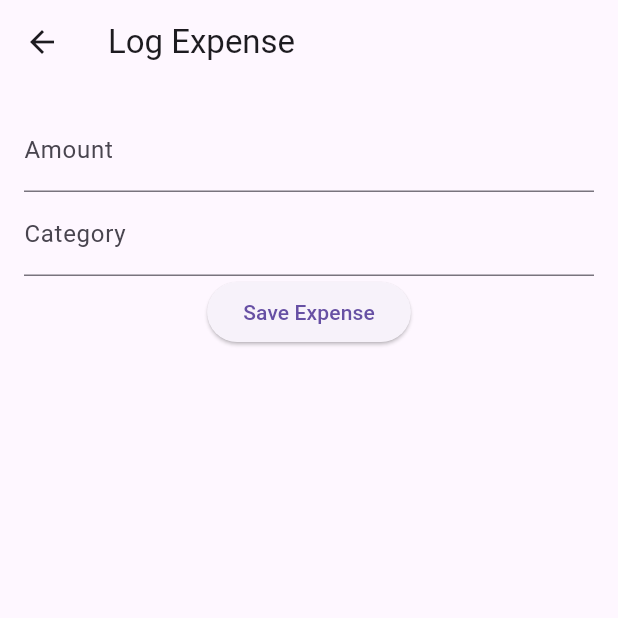
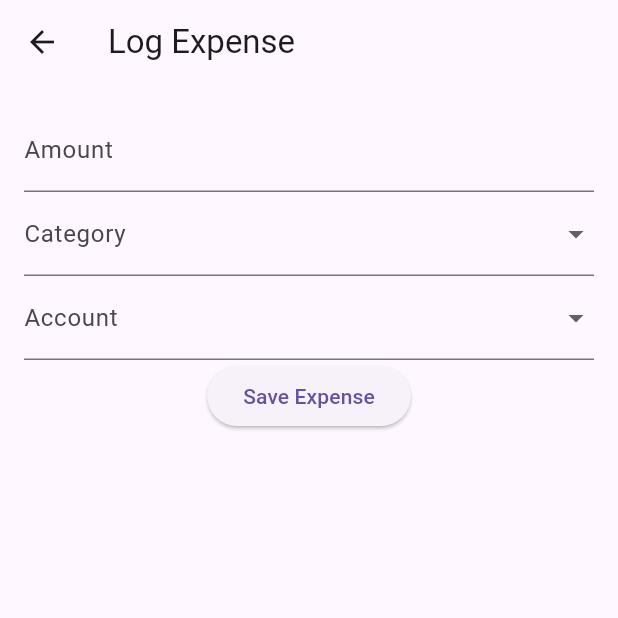
Before and after one commit to devilunraveled/phoneSE, a Flutter app: the ExpenseLogScreen screen opened directly, on a phone screen of 412 x 824 dp, the top half of it. Run offline on Flutter 3.47's test engine with Material 3 defaults, Android fonts, the phone set to English and light mode, and no system bars; our stand-ins replace fl_chart, flutter_secure_storage; missing offline and left inert: flutter_upi_india, mobile_scanner; accounts and stored records are empty.

Commit message:
accounts and category dropdown

```diff
--- a/phone_se_app/lib/screens/expense_log.dart
+++ b/phone_se_app/lib/screens/expense_log.dart
@@ -1,8 +1,123 @@
 import 'package:flutter/material.dart';
+
+class CategoryField extends StatelessWidget {
+  final TextEditingController controller;
+  final String? selectedCategory;
+
+  final List<String> categories;
+
+  const CategoryField({super.key, required this.controller, this.selectedCategory, required this.categories});
+
+  @override
+  Widget build(BuildContext context) {
+    return DropdownButtonFormField<String>(
+      decoration: InputDecoration(labelText: 'Category'),
+      items: [
+        DropdownMenuItem(value: '1', child: Text(categories[0])),
+        DropdownMenuItem(value: '2', child: Text(categories[1])),
+        DropdownMenuItem(value: '3', child: Text(categories[2])),
+        DropdownMenuItem(value: '0', child: Text('Add New Category')),
+      ],
+      onChanged: (value) {
+        if (value == 'Add New Category') {
+          // Show dialog to add new category
+          showDialog(
+            context: context,
+            builder: (context) {
+              return AlertDialog(
+                title: Text('Add New Category'),
+                content: TextField(
+                  controller: controller,
+                  decoration: InputDecoration(labelText: 'Category Name'),
+                ),
+                actions: [
+                  TextButton(
+                    onPressed: () {
+                      Navigator.pop(context);
+                    },
+                    child: Text('Cancel'),
+                  ),
+                  TextButton(
+                    onPressed: () {
+                      // Add the new category logic here
+                      Navigator.pop(context);
+                    },
+                    child: Text('Add'),
+                  ),
+                ],
+              );
+            },
+          );
+        } else {
+          controller.text = categories[int.parse(value!) - 1];
+        }
+      },
+    );
+  }
+}
+
+class AccountField extends StatelessWidget {
+  final TextEditingController controller;
+  final String? selectedAccount;
+
+  final List<String> accounts;
+
+  const AccountField({super.key, required this.controller, this.selectedAccount, required this.accounts});
+
+  @override
+  Widget build(BuildContext context) {
+    return DropdownButtonFormField<String>(
+      decoration: InputDecoration(labelText: 'Account'),
+      items: [
+        DropdownMenuItem(value: '1', child: Text(accounts[0])),
+        DropdownMenuItem(value: '2', child: Text(accounts[1])),
+        DropdownMenuItem(value: '0', child: Text('Add New Account')),
+      ],
+      onChanged: (value) {
+        if (value == 'Add New Account') {
+          // Show dialog to add new account
+          showDialog(
+            context: context,
+            builder: (context) {
+              return AlertDialog(
+                title: Text('Add New Account'),
+                content: TextField(
+                  controller: controller,
+                  decoration: InputDecoration(labelText: 'Account Name'),
+                ),
+                actions: [
+                  TextButton(
+                    onPressed: () {
+                      Navigator.pop(context);
+                    },
+                    child: Text('Cancel'),
+                  ),
+                  TextButton(
+                    onPressed: () {
+                      // Add the new account logic here
+                      Navigator.pop(context);
+                    },
+                    child: Text('Add'),
+                  ),
+                ],
+              );
+            },
+          );
+        } else {
+          controller.text = accounts[int.parse(value!) - 1];
+        }
+      },
+    );
+  }
+}
 
 class ExpenseLogScreen extends StatelessWidget {
   final TextEditingController amountController = TextEditingController();
   final TextEditingController categoryController = TextEditingController();
+  final TextEditingController accountController = TextEditingController();
+
+  List<String> categories = ['Food', 'Transport', 'Bills'];
+  List<String> accounts = ['Account 1', 'Account 2'];
 
   ExpenseLogScreen({super.key, this.amount});
 
@@ -16,13 +131,13 @@ class ExpenseLogScreen extends StatelessWidget {
         padding: const EdgeInsets.all(16.0),
         child: Column(
           children: [
-            // TextField(controller: amountController, decoration: InputDecoration(labelText: 'Amount'), keyboardType: TextInputType.number),
             TextField(
               controller: amountController..text = amount ?? '',
               decoration: InputDecoration(labelText: 'Amount'),
               keyboardType: TextInputType.number,
             ),
-            TextField(controller: categoryController, decoration: InputDecoration(labelText: 'Category')),
+            CategoryField(controller: categoryController, categories: categories),
+            AccountField(controller: accountController, accounts: accounts),
             ElevatedButton(
               onPressed: () {
                 Navigator.pop(context);
```
